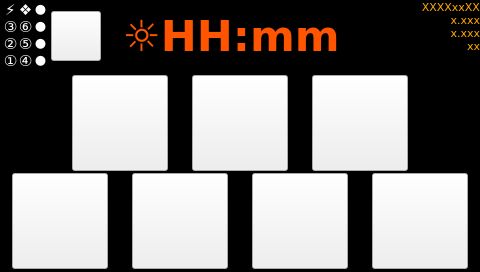
Qt form SmartHome/page010.ui (fmandracci/smart-home) before a commit.
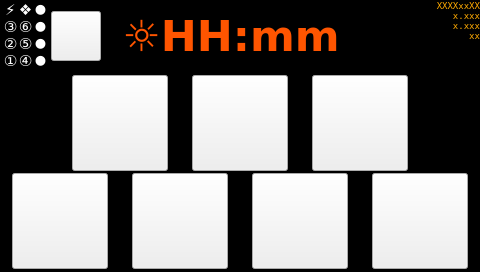
The same form after that commit. Icons and pictures are not drawn. Custom widgets are drawn as their Qt base class.

```diff
--- a/SmartHome/page010.ui
+++ b/SmartHome/page010.ui
@@ -756,8 +756,11 @@
        </property>
        <property name="font">
         <font>
-         <family>DejaVu Sans</family>
-         <pointsize>8</pointsize>
+         <family>DejaVu Sans Mono</family>
+         <pointsize>7</pointsize>
+         <weight>50</weight>
+         <italic>false</italic>
+         <bold>false</bold>
         </font>
        </property>
        <property name="styleSheet">
```
Left out of the diff: 3 changed lines with no effect on the pictures.
